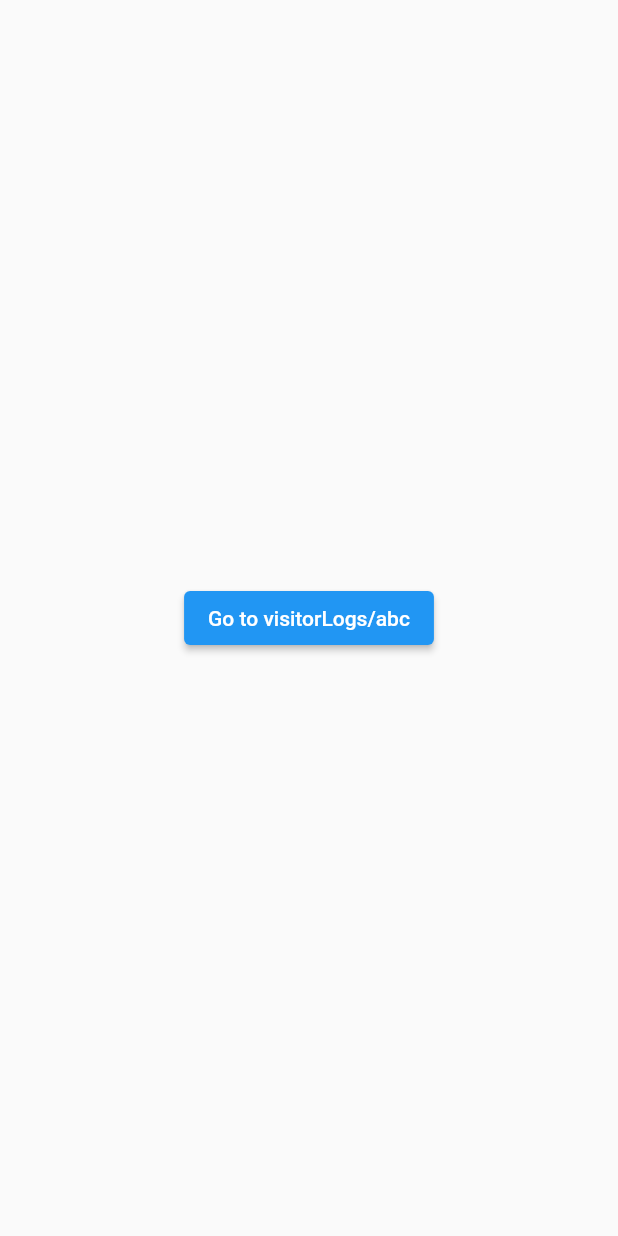
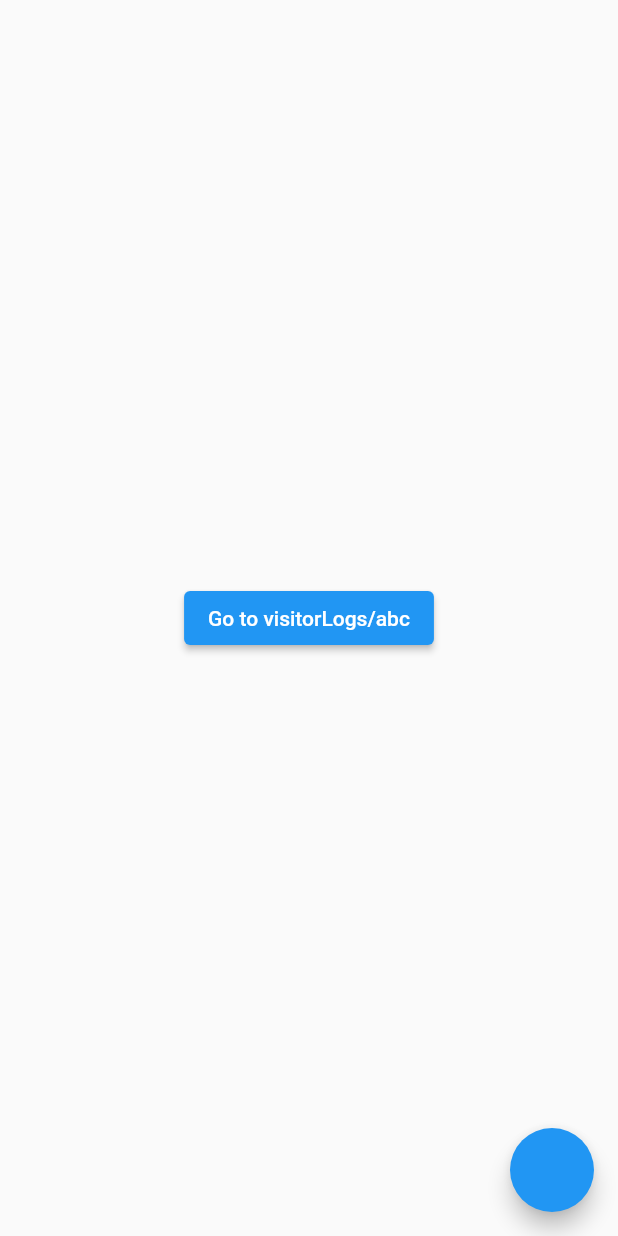
Before and after one commit to kosukesaigusa/besso-log-book, a Flutter app: the screen it shows after launch, on a phone screen of 412 x 824 dp. Run offline on Flutter 3.47's test engine with Material 2 defaults, Android fonts, the phone set to English and light mode, and no system bars; our stand-ins replace auto_route, cloud_firestore, firebase_core, freezed_annotation, hooks_riverpod; accounts and stored records are empty; statements that could not run were skipped.

Commit message:
chore: update UIs

```diff
--- a/lib/visitor_log/ui/visitor_logs.dart
+++ b/lib/visitor_log/ui/visitor_logs.dart
@@ -19,12 +19,16 @@ class VisitorLogsPage extends ConsumerWidget {
           children: [
             ElevatedButton(
               onPressed: () => context.router
-                  .push(VisitorLogDetailRoute(visitorLogId: 'abc')),
+                  .push<void>(VisitorLogDetailRoute(visitorLogId: 'abc')),
               child: const Text('Go to visitorLogs/abc'),
             ),
           ],
         ),
       ),
+      floatingActionButton: FloatingActionButton(
+        onPressed: () =>
+            context.router.push<void>(const VisitorLogCreateRoute()),
+      ),
     );
   }
 }
```
Also changed, not shown: lib/visitor_log/ui/visitor_log_create.dart (+2 -5 lines).
